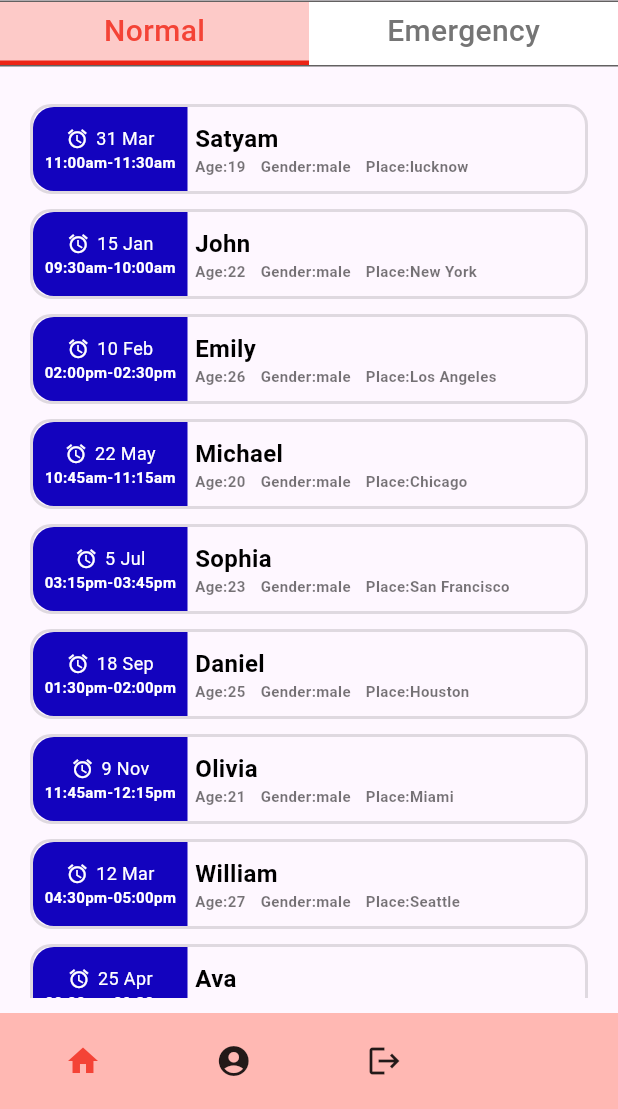
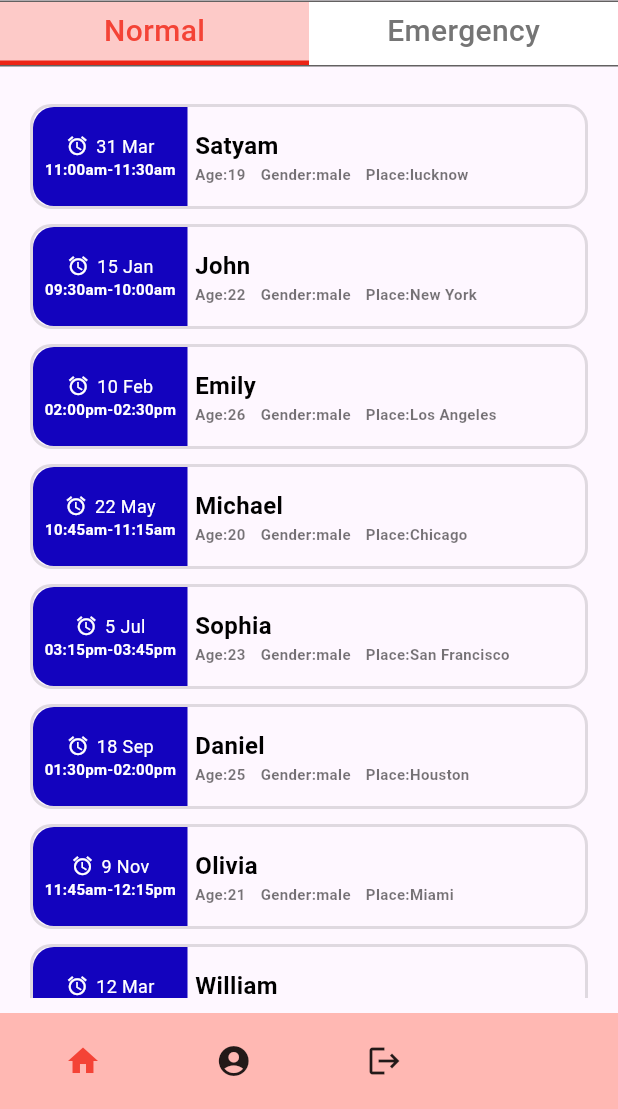
Before and after one commit to satya-supercluster/Flutter-App, a Flutter app: the screen it shows after launch, after a tap on "Sign Up", on a phone screen of 412 x 824 dp, the part 127-1236 px from its top. Run offline on Flutter 3.47's test engine with Material 3 defaults, Android fonts, the light colour scheme and no system bars; our stand-ins replace firebase_auth, firebase_core; accounts and stored records are empty.

Commit message:
try to apply tap functionality

```diff
--- a/lib/pages/signup_clinic.dart
+++ b/lib/pages/signup_clinic.dart
@@ -95,9 +95,9 @@ class _SignUpClinicState extends State<SignUpClinic> {
                     SizedBox(height: 10,),
                     Column(
                       children: [
-                        InputData(hintText:"Full Name",prefixIcon: Icons.person_outline,),
+                        InputData(hintText:"Full Name",prefixIcon: Icons.person_outline),
                         SizedBox(height:10),
-                        InputData(hintText:"Email",prefixIcon: Icons.email,),
+                        InputData(hintText:"Email",prefixIcon: Icons.email),
                         SizedBox(height:10),
                         InputData(hintText:"Password",prefixIcon: Icons.lock,isPasswordField: true,),
                         SizedBox(height:10),
--- a/lib/widgets/common/clinic_input.dart
+++ b/lib/widgets/common/clinic_input.dart
@@ -57,13 +57,16 @@ class _InputDataState extends State<InputData> {
           color: Colors.grey,
           size: 20,
         ),
-        suffixIcon: new GestureDetector(
+        suffixIcon:GestureDetector(
             onTap: () {
               setState(() {
+                print(_obscureText);
                 _obscureText = !_obscureText;
+                print(_obscureText);
               });
             },
             child:AbsorbPointer(
+              // absorbing: widget.isPasswordField??false,
               child: (widget.isPasswordField==true)? Icon(_obscureText ? Icons.visibility_off : Icons.visibility, color: _obscureText == false ? Colors.blue : Colors.grey,) : Text(""),
             )
           ),
--- a/lib/widgets/functions/Lists/normal_list.dart
+++ b/lib/widgets/functions/Lists/normal_list.dart
@@ -1,4 +1,7 @@
+
 import 'package:flutter/cupertino.dart';
+import 'package:flutter/material.dart';
+import 'package:meuseum_guide/widgets/functions/Lists/tile/normal_expanded_tile.dart';
 import 'package:meuseum_guide/widgets/functions/Lists/tile/tiles.dart';
 
 class NormalList extends StatefulWidget {
@@ -61,15 +64,37 @@ class _NormalListState extends State<NormalList> {
        "name":"Isabella","day":"14","month":"Aug","year":"2002","age":"22","place":"Dallas","start":"02:45pm","end":"03:15pm","gender":"male"
     }
     ];
+    // Map<int,bool>myMap={};
+    // for(int i=0;i<list.length;i++){
+    //   setState(() {
+    //     myMap[i]=false;
+    //   });
+    // }
+    var myMap={for (int i=0;i<list.length;i++) i:false};
     return ListView.builder(
       itemCount: list.length,
       shrinkWrap: true,
       // scrollDirection: Axis.vertical,
       physics: BouncingScrollPhysics(),
       itemBuilder: (context, index) =>
-        Container(
+        InkWell(
+          onTap:()=>{
+            setState(() {
+              print(myMap[index]);
+              // if(myMap[index]==true){
+              //   myMap[index]=false;
+              // }
+              // else {
+              //   myMap[index]=true;
+              // }
+              myMap[index]=true;
+            }),
+            print(myMap[index])
+          },
+          child: Container(
           margin: EdgeInsets.symmetric(vertical: 5),
-        child: AppointmentTiles(
+          child: (myMap[index]==false)?
+          AppointmentTiles(
             name: list[index]['name'] ?? '',
             day: list[index]['day'] ?? '',
             month: list[index]['month'] ?? '',
@@ -79,6 +104,20 @@ class _NormalListState extends State<NormalList> {
             start: list[index]['start'] ?? '',
             end: list[index]['end'] ?? '',
             gender: list[index]['gender'] ?? '',
+          )
+          :
+          ExpandedAppointmentTileNormal(
+            name: list[index]['name'] ?? '',
+            day: list[index]['day'] ?? '',
+            month: list[index]['month'] ?? '',
+            year: list[index]['year'] ?? '',
+            age: list[index]['age'] ?? '',
+            place: list[index]['place'] ?? '',
+            start: list[index]['start'] ?? '',
+            end: list[index]['end'] ?? '',
+            gender: list[index]['gender'] ?? '',
+          )
+          ,
                 ),
         )
     );
--- a/lib/widgets/functions/Lists/tile/tiles.dart
+++ b/lib/widgets/functions/Lists/tile/tiles.dart
@@ -4,16 +4,16 @@ import 'package:flutter/material.dart';
 import 'package:flutter/widgets.dart';
 
 class AppointmentTiles extends StatefulWidget {
-  String name;
-  String age;
-  String place;
-  String gender;
-  String day;
-  String month;
-  String year;
-  String start;
-  String end;
-  AppointmentTiles({
+  final String name;
+  final String age;
+  final String place;
+  final String gender;
+  final String day;
+  final String month;
+  final String year;
+  final String start;
+  final String end;
+  const AppointmentTiles({
     super.key,
     required this.name,
     required this.day,
@@ -35,7 +35,7 @@ class _AppointmentTilesState extends State<AppointmentTiles> {
   Widget build(BuildContext context) {
     return Container(
       width:MediaQuery.of(context).size.width,
-      height:60,
+      height:70,
       clipBehavior: Clip.hardEdge,
       decoration: BoxDecoration(
         borderRadius: BorderRadius.circular(14),
```
Also changed, not shown: lib/widgets/functions/Lists/tile/normal_expanded_tile.dart (+10 -10 lines). Lines whose indentation alone changed are shown as unchanged.
